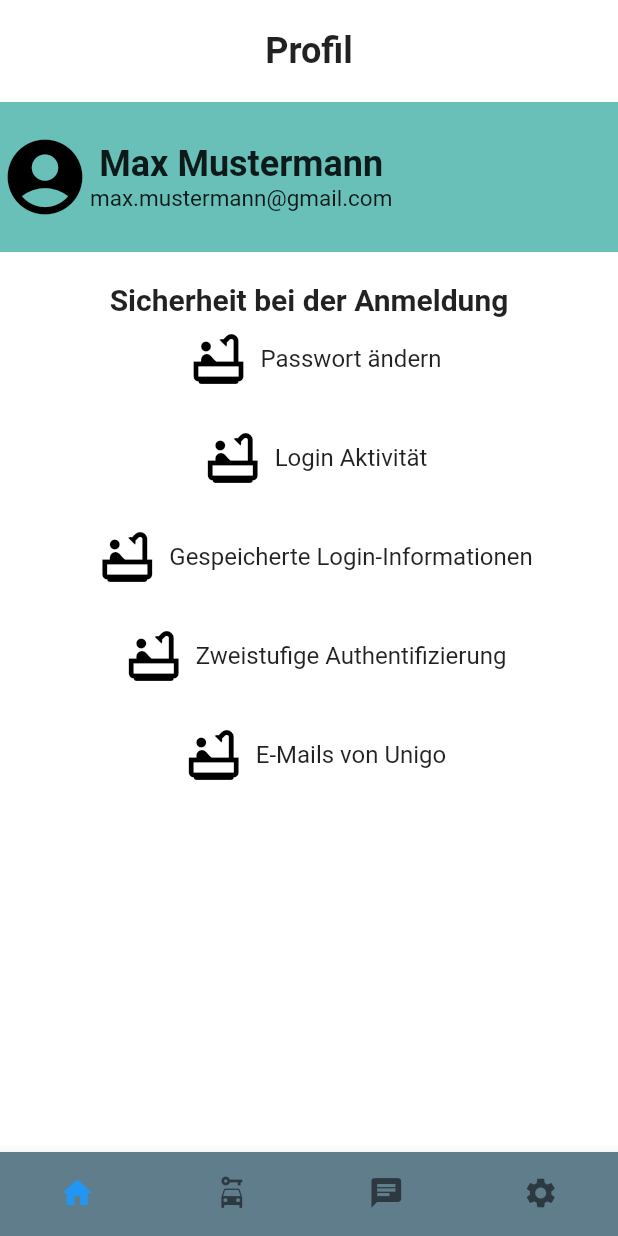
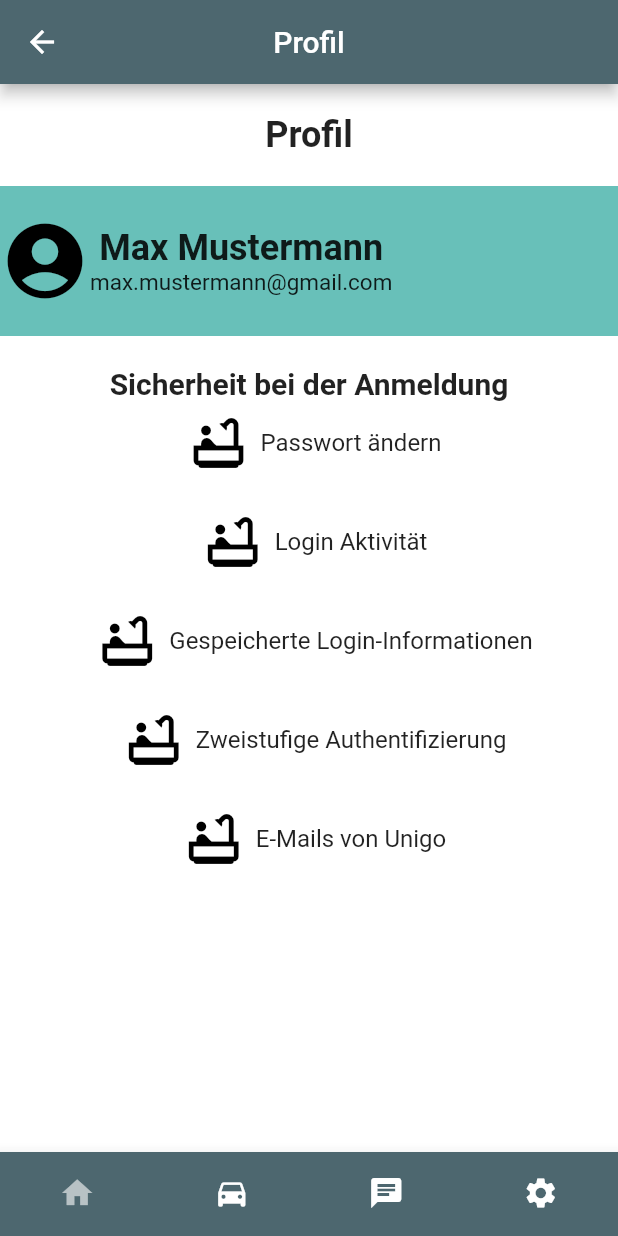
Before and after one commit to MaechtigerMetzger/UniGo, a Flutter app: the ProfileSettingsScreen screen opened directly, on a phone screen of 412 x 824 dp. Run offline on Flutter 3.47's test engine with Material 2 defaults, Android fonts, the phone set to English and light mode, and no system bars; our stand-ins replace flutter_form_builder, flutter_svg, form_builder_validators, get, google_fonts; missing offline and left inert: open_street_map_search_and_pick.

Commit message:
changed ProfileSettingsScreen

```diff
--- a/lib/screens/profil/profileSettings_screen.dart
+++ b/lib/screens/profil/profileSettings_screen.dart
@@ -6,18 +6,33 @@ class ProfileSettingsScreen extends StatelessWidget {
   @override
   Widget build(BuildContext context) {
     return Scaffold(
+      appBar: AppBar(
+        iconTheme: const IconThemeData(
+          color: Color.fromARGB(255, 255, 255, 255),
+        ),
+        backgroundColor: const Color.fromARGB(255, 77, 103, 111),
+        centerTitle: true,
+        title: const Text(
+          "Profil",
+          style: TextStyle(color: Colors.white),
+        ),
+      ),
       bottomNavigationBar: BottomNavigationBar(
         type: BottomNavigationBarType.fixed,
+        unselectedIconTheme: IconThemeData(
+          color: Colors.white,
+        ),
+        selectedIconTheme: IconThemeData(color: Colors.white60),
         showUnselectedLabels: false,
         showSelectedLabels: false,
-        backgroundColor: Colors.blueGrey,
-        items: [
+        backgroundColor: const Color.fromARGB(255, 77, 103, 111),
+        items: const [
           BottomNavigationBarItem(
             icon: Icon(Icons.home),
             label: "",
           ),
           BottomNavigationBarItem(
-            icon: Icon(Icons.car_rental),
+            icon: Icon(Icons.directions_car),
             label: "",
           ),
           BottomNavigationBarItem(
```
